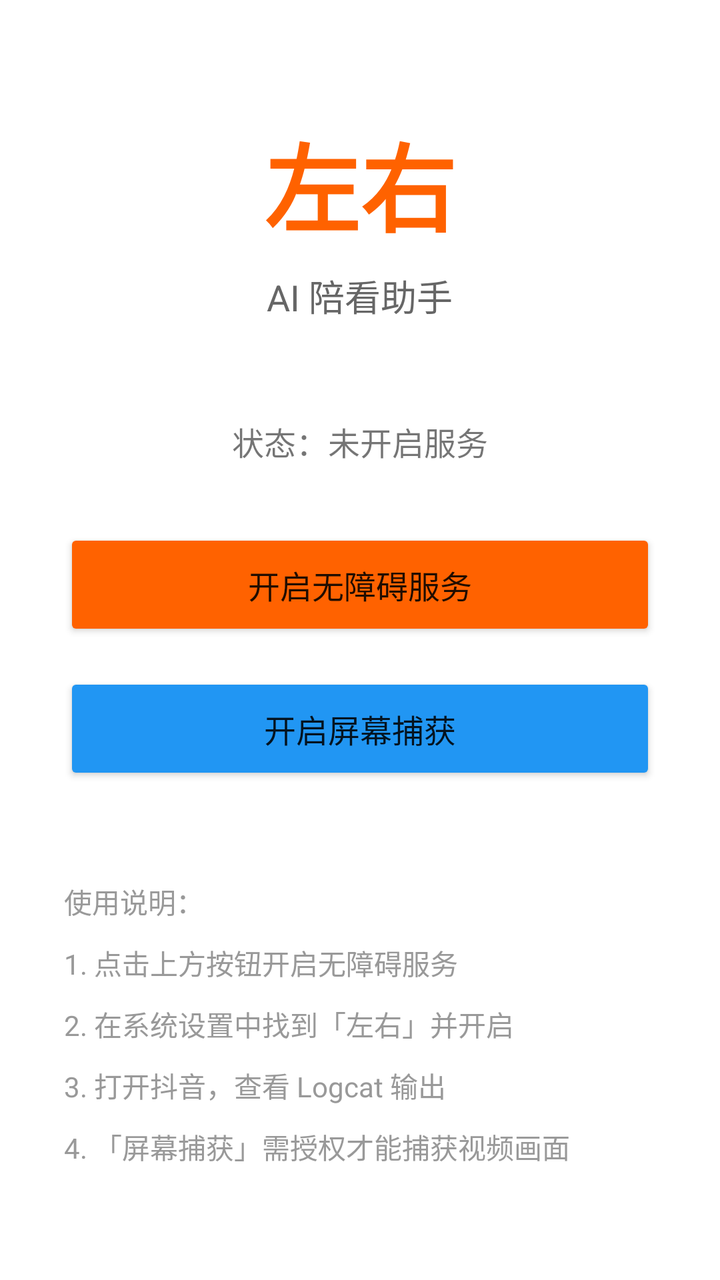
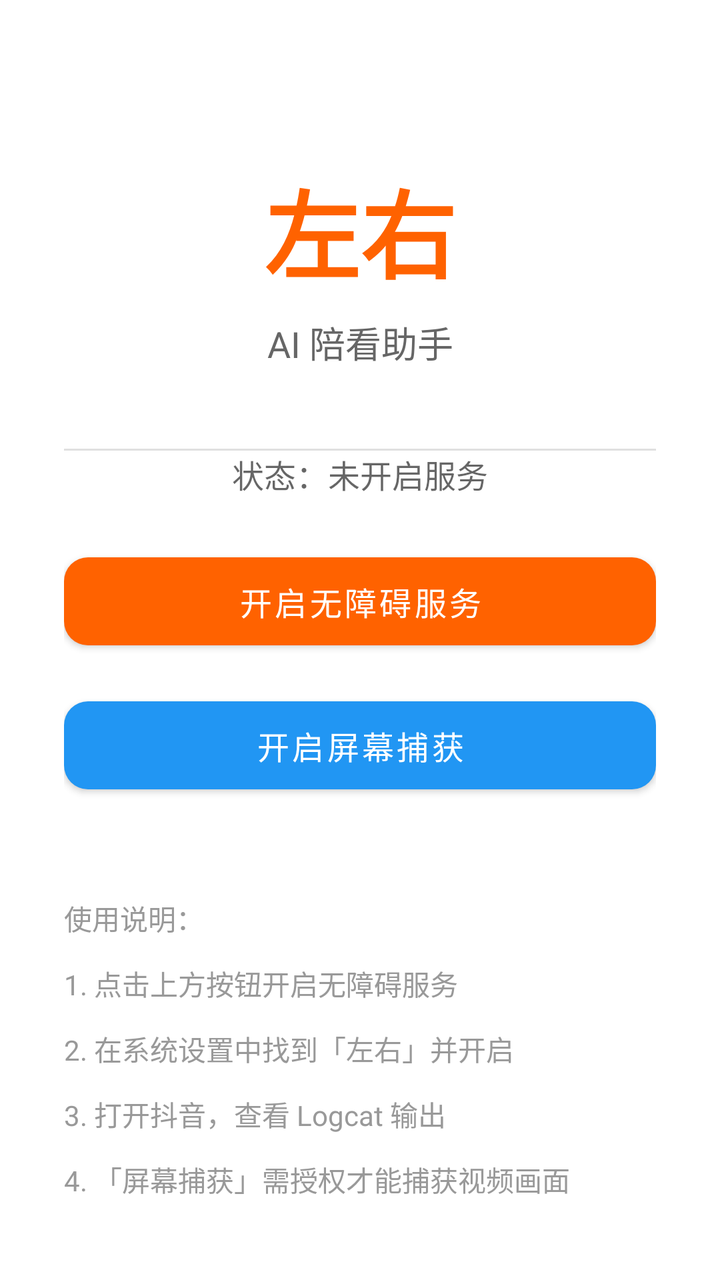

The first picture is an Android layout as it rendered before a commit; the second is the same layout after the commit. The layout source and the unified diff follow.
<!-- AndroidManifest.xml: application theme Theme.ZuoYou -->
<!-- res/layout/activity_main.xml -->
<?xml version="1.0" encoding="utf-8"?>
<LinearLayout xmlns:android="http://schemas.android.com/apk/res/android"
    android:layout_width="match_parent"
    android:layout_height="match_parent"
    android:orientation="vertical"
    android:gravity="center"
    android:padding="32dp">

    
    <TextView
        android:layout_width="wrap_content"
        android:layout_height="wrap_content"
        android:text="左右"
        android:textSize="48sp"
        android:textStyle="bold"
        android:textColor="#FF6200"
        android:layout_marginBottom="8dp" />

    <TextView
        android:layout_width="wrap_content"
        android:layout_height="wrap_content"
        android:text="AI 陪看助手"
        android:textSize="18sp"
        android:textColor="#666666"
        android:layout_marginBottom="48dp" />

    
    <TextView
        android:id="@+id/statusText"
        android:layout_width="wrap_content"
        android:layout_height="wrap_content"
        android:text="状态：未开启服务"
        android:textSize="16sp"
        android:layout_marginBottom="32dp" />

    
    <Button
        android:id="@+id/accessibilityButton"
        android:layout_width="match_parent"
        android:layout_height="56dp"
        android:text="开启无障碍服务"
        android:textSize="16sp"
        android:backgroundTint="#FF6200" />

    
    <Button
        android:id="@+id/screenCaptureButton"
        android:layout_width="match_parent"
        android:layout_height="56dp"
        android:text="开启屏幕捕获"
        android:textSize="16sp"
        android:backgroundTint="#2196F3"
        android:layout_marginTop="16dp" />

    
    <TextView
        android:layout_width="match_parent"
        android:layout_height="wrap_content"
        android:text="使用说明：\n1. 点击上方按钮开启无障碍服务\n2. 在系统设置中找到「左右」并开启\n3. 打开抖音，查看 Logcat 输出\n4. 「屏幕捕获」需授权才能捕获视频画面"
        android:textSize="14sp"
        android:textColor="#999999"
        android:lineSpacingMultiplier="1.5"
        android:layout_marginTop="48dp" />

</LinearLayout>
<!-- resources referenced by this layout -->
<resources>
  <style name="Theme.ZuoYou" parent="Theme.MaterialComponents.DayNight.DarkActionBar">
          <item name="colorPrimary">#FF6200</item>
          <item name="colorPrimaryVariant">#E55A00</item>
          <item name="colorOnPrimary">#FFFFFF</item>
          <item name="colorSecondary">#03DAC5</item>
          <item name="colorSecondaryVariant">#018786</item>
          <item name="colorOnSecondary">#000000</item>
      </style>
</resources>

<!-- the commit's change to res/layout/activity_main.xml (unified diff, before → after) -->
@@ -1,28 +1,47 @@
 <?xml version="1.0" encoding="utf-8"?>
-<LinearLayout xmlns:android="http://schemas.android.com/apk/res/android"
+<androidx.constraintlayout.widget.ConstraintLayout xmlns:android="http://schemas.android.com/apk/res/android"
+    xmlns:app="http://schemas.android.com/apk/res-auto"
     android:layout_width="match_parent"
     android:layout_height="match_parent"
-    android:orientation="vertical"
-    android:gravity="center"
     android:padding="32dp">
 
     
     <TextView
+        android:id="@+id/titleText"
         android:layout_width="wrap_content"
         android:layout_height="wrap_content"
-        android:text="左右"
+        android:text="@string/app_name"
         android:textSize="48sp"
         android:textStyle="bold"
-        android:textColor="#FF6200"
-        android:layout_marginBottom="8dp" />
+        android:textColor="@color/orange_primary"
+        app:layout_constraintEnd_toEndOf="parent"
+        app:layout_constraintStart_toStartOf="parent"
+        app:layout_constraintTop_toTopOf="parent"
+        android:layout_marginTop="48dp" />
 
     <TextView
+        android:id="@+id/subtitleText"
         android:layout_width="wrap_content"
         android:layout_height="wrap_content"
         android:text="AI 陪看助手"
         android:textSize="18sp"
-        android:textColor="#666666"
-        android:layout_marginBottom="48dp" />
+        android:textColor="@color/text_secondary"
+        android:layout_marginTop="8dp"
+        app:layout_constraintEnd_toEndOf="parent"
+        app:layout_constraintStart_toStartOf="parent"
+        app:layout_constraintTop_toBottomOf="@id/titleText" />
+
+    
+    <View
+        android:id="@+id/divider"
+        android:layout_width="0dp"
+        android:layout_height="1dp"
+        android:background="?android:attr/listDivider"
+        android:layout_marginTop="40dp"
+        android:layout_marginBottom="32dp"
+        app:layout_constraintEnd_toEndOf="parent"
+        app:layout_constraintStart_toStartOf="parent"
+        app:layout_constraintTop_toBottomOf="@id/subtitleText" />
 
     
     <TextView
@@ -31,35 +50,56 @@
         android:layout_height="wrap_content"
         android:text="状态：未开启服务"
         android:textSize="16sp"
-        android:layout_marginBottom="32dp" />
+        android:textColor="?android:attr/textColorSecondary"
+        app:layout_constraintEnd_toEndOf="parent"
+        app:layout_constraintStart_toStartOf="parent"
+        app:layout_constraintTop_toBottomOf="@id/divider" />
 
     
-    <Button
+    <com.google.android.material.button.MaterialButton
         android:id="@+id/accessibilityButton"
-        android:layout_width="match_parent"
+        style="@style/Widget.MaterialComponents.Button"
+        android:layout_width="0dp"
         android:layout_height="56dp"
         android:text="开启无障碍服务"
         android:textSize="16sp"
-        android:backgroundTint="#FF6200" />
+        android:textColor="@android:color/white"
+        app:backgroundTint="@color/orange_primary"
+        android:layout_marginTop="24dp"
+        app:cornerRadius="12dp"
+        app:layout_constraintEnd_toEndOf="parent"
+        app:layout_constraintStart_toStartOf="parent"
+        app:layout_constraintTop_toBottomOf="@id/statusText" />
 
     
-    <Button
+    <com.google.android.material.button.MaterialButton
         android:id="@+id/screenCaptureButton"
-        android:layout_width="match_parent"
+        style="@style/Widget.MaterialComponents.Button"
+        android:layout_width="0dp"
         android:layout_height="56dp"
         android:text="开启屏幕捕获"
         android:textSize="16sp"
-        android:backgroundTint="#2196F3"
-        android:layout_marginTop="16dp" />
+        android:textColor="@android:color/white"
+        app:backgroundTint="@color/blue_primary"
+        android:layout_marginTop="16dp"
+        app:cornerRadius="12dp"
+        app:layout_constraintEnd_toEndOf="parent"
+        app:layout_constraintStart_toStartOf="parent"
+        app:layout_constraintTop_toBottomOf="@id/accessibilityButton" />
 
     
     <TextView
-        android:layout_width="match_parent"
+        android:id="@+id/instructionText"
+        android:layout_width="0dp"
         android:layout_height="wrap_content"
         android:text="使用说明：\n1. 点击上方按钮开启无障碍服务\n2. 在系统设置中找到「左右」并开启\n3. 打开抖音，查看 Logcat 输出\n4. 「屏幕捕获」需授权才能捕获视频画面"
         android:textSize="14sp"
-        android:textColor="#999999"
-        android:lineSpacingMultiplier="1.5"
-        android:layout_marginTop="48dp" />
+        android:textColor="@color/text_hint"
+        android:lineSpacingMultiplier="1.6"
+        android:layout_marginTop="48dp"
+        android:gravity="start"
+        app:layout_constraintEnd_toEndOf="parent"
+        app:layout_constraintStart_toStartOf="parent"
+        app:layout_constraintTop_toBottomOf="@id/screenCaptureButton" />
 
-</LinearLayout>
+</androidx.constraintlayout.widget.ConstraintLayout>
<!-- resource entries referenced after the edit -->
@@ -1,5 +1,10 @@
 <!-- resources referenced by this layout -->
 <resources>
+  <color name="blue_primary">#2196F3</color>
+  <color name="orange_primary">#FF6200</color>
+  <color name="text_hint">#999999</color>
+  <color name="text_secondary">#666666</color>
+  <string name="app_name">左右</string>
   <style name="Theme.ZuoYou" parent="Theme.MaterialComponents.DayNight.DarkActionBar">
           <item name="colorPrimary">#FF6200</item>
           <item name="colorPrimaryVariant">#E55A00</item>
